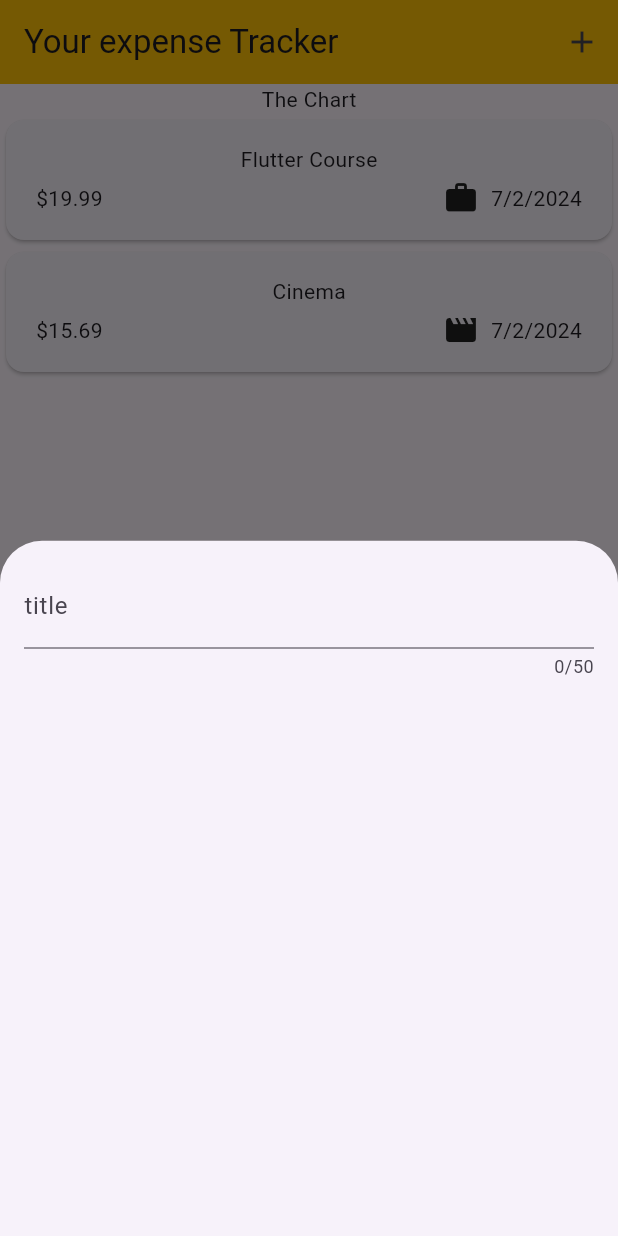
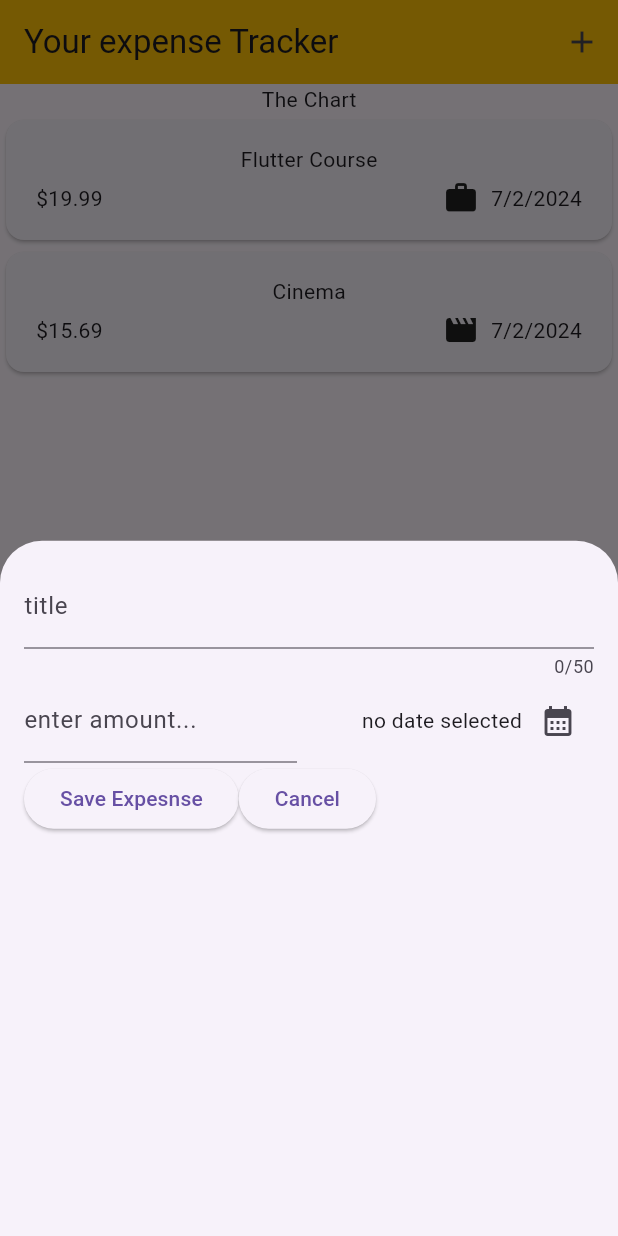
Before and after one commit to ragibShahariar/FlutterExpenseTracker, a Flutter app: the screen it shows after launch, after a tap on the "add" icon, on a phone screen of 412 x 824 dp. Run offline on Flutter 3.47's test engine with Material 3 defaults, Android fonts, the light colour scheme and no system bars.

Commit message:
formatted date picker widget edited

```diff
--- a/lib/widget/new_expense.dart
+++ b/lib/widget/new_expense.dart
@@ -1,3 +1,4 @@
+import 'package:exptracker/model/expense.dart';
 import 'package:flutter/material.dart';
 
 class NewExpense extends StatefulWidget {
@@ -9,21 +10,86 @@ class NewExpense extends StatefulWidget {
   }
 }
 
-class _NewExpenseState extends State<NewExpense>{
+class _NewExpenseState extends State<NewExpense> {
+  final _titleController = TextEditingController();
+  final _amountController = TextEditingController();
+  DateTime? _selctedDate;
+
+  void _presentDatePicker() async {
+    final now = DateTime.now();
+    final firstDate = DateTime(now.year - 1, now.month, now.day);
+    final pickedDate = await showDatePicker(
+        context: context, firstDate: firstDate, lastDate: now);
+
+    setState(() {
+      _selctedDate = pickedDate;
+    });
+  }
+
+  @override
+  void dispose() {
+    _titleController.dispose();
+    _amountController.dispose();
+    super.dispose();
+  }
+
   @override
   Widget build(BuildContext context) {
-    return const Padding(
-      padding: EdgeInsets.all(16),
+    return Padding(
+        padding: const EdgeInsets.all(16),
         child: Column(
           children: [
             TextField(
+                controller: _titleController,
                 maxLength: 50,
-            decoration: InputDecoration(
-              label: Text('title')
+                decoration: const InputDecoration(label: Text('title'))),
+            Row(
+              children: [
+                Expanded(
+                  child: TextField(
+                    controller: _amountController,
+                    keyboardType: TextInputType.number,
+                    decoration: const InputDecoration(
+                        label: Text('enter amount...'), prefixText: '\$'),
+                  ),
+                ),
+                const SizedBox(
+                  width: 16,
+                ),
+                Expanded(
+                  child: Row(
+                    mainAxisAlignment: MainAxisAlignment.end,
+                    children: [
+                      Text(_selctedDate == null
+                          ? 'no date selected'
+                          : formatter.format(_selctedDate!)),
+                      IconButton(
+                        onPressed: _presentDatePicker,
+                        icon: const Icon(Icons.calendar_month),
                       )
+                    ],
+                  ),
+                )
+              ],
+            ),
+            Row(
+              children: [
+                ElevatedButton(
+                  onPressed: () {
+                    print(_amountController.text);
+                    print(_titleController.text);
+                  },
+                  child: const Text('Save Expesnse'),
+                ),
+                ElevatedButton(
+                  onPressed: () {
+                    Navigator.pop(context);
+                  },
+                  child: const Text('Cancel'),
+                ),
+              ],
             )
           ],
         ));
-
   }
 }
```
Lines whose indentation alone changed are shown as unchanged.
